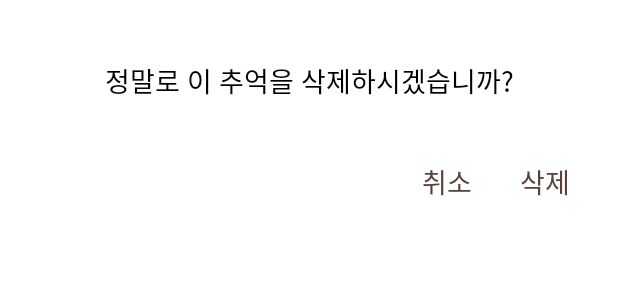
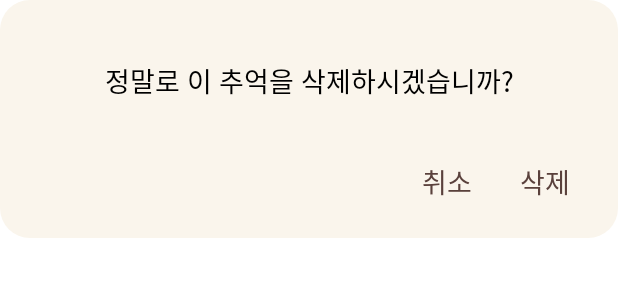
Before and after one commit to kguard/InDiary, an Android app: the layout fragment_delete_memory_dialog.xml on its own in the app's theme, with its tools: preview values and no code run, on a phone screen of 412 x 824 dp. Shown: the top 300 px of the screen. Run offline under Robolectric (Android 15) with nearby library versions, the light colour scheme and no system bars.

Commit message:
quit dialog 생성

```diff
--- a/app/src/main/java/com/kguard/indiary/MainActivity.kt
+++ b/app/src/main/java/com/kguard/indiary/MainActivity.kt
@@ -56,7 +56,8 @@ class MainActivity : AppCompatActivity() {
         //super.onBackPressed()
         when (navController.currentDestination?.id)
         {
-            R.id.memoryFragment -> finish()
+            R.id.personFragment -> QuitDialogFragment().show(supportFragmentManager,"Quit")
+            R.id.memoryFragment -> QuitDialogFragment().show(supportFragmentManager,"Quit")
             else -> super.onBackPressed()
         }
     }
--- /dev/null
+++ b/app/src/main/res/drawable/bg_dialog.xml
@@ -0,0 +1,11 @@
+<?xml version="1.0" encoding="utf-8"?>
+<selector xmlns:android="http://schemas.android.com/apk/res/android">
+    <item android:state_focused="false">
+        <shape xmlns:android="http://schemas.android.com/apk/res/android" android:shape="rectangle">
+            <corners android:radius="20dp" />
+            <solid
+                android:color="@color/beige_main"
+                android:width="2dp"/>
+        </shape>
+    </item>
+</selector>
--- a/app/src/main/res/layout/fragment_delete_memory_dialog.xml
+++ b/app/src/main/res/layout/fragment_delete_memory_dialog.xml
@@ -6,6 +6,7 @@
     <androidx.constraintlayout.widget.ConstraintLayout
         android:layout_width="match_parent"
         android:layout_height="wrap_content"
+        android:background="@drawable/bg_dialog"
         tools:context=".DeleteMemoryDialogFragment">
 
         <TextView
--- a/app/src/main/res/values/colors.xml
+++ b/app/src/main/res/values/colors.xml
@@ -13,4 +13,5 @@
     <color name="yellow">#CFBA87</color>
     <color name="beige_sub">#ECE6CC</color>
     <color name="beige_main">#FAF5EC</color>
+    <color name="beige_deep">#DCC8A5</color>
 </resources>
--- a/app/src/main/res/values/strings.xml
+++ b/app/src/main/res/values/strings.xml
@@ -14,6 +14,7 @@
 
     <string name="Add">추가</string>
     <string name="Cancel">취소</string>
+    <string name="Quit">종료</string>
 
     <string name="NameTitle">이름:</string>
     <string name="BirthTitle">생년월일:</string>
@@ -78,4 +79,5 @@
 
     <string name="DeletePerson">정말로 이 사람을 삭제하시겠습니까?</string>
     <string name="DeleteMemory">정말로 이 추억을 삭제하시겠습니까?</string>
+    <string name="AskQuit">정말로 종료하시겠습니까?</string>
 </resources>
--- a/app/src/main/res/values/themes.xml
+++ b/app/src/main/res/values/themes.xml
@@ -10,7 +10,7 @@
         <item name="colorSecondaryVariant">@color/teal_700</item>
         <item name="colorOnSecondary">@color/white</item>
         <!-- Status bar color. -->
-        <item name="android:statusBarColor" tools:targetApi="l">?attr/colorPrimary</item>
+        <item name="android:statusBarColor" tools:targetApi="l">@color/beige_deep</item>
         <!-- Customize your theme here. -->
     </style>
 
```
Also changed, not shown: app/src/main/java/com/kguard/indiary/DeleteMemoryDialogFragment.kt (+11 -0 lines), app/src/main/java/com/kguard/indiary/DeletePersonDialogFragment.kt (+12 -1 lines), app/src/main/java/com/kguard/indiary/QuitDialogFragment.kt (added, +33 -0 lines), app/src/main/res/layout/fragment_quit_dialog.xml (added, +51 -0 lines).
